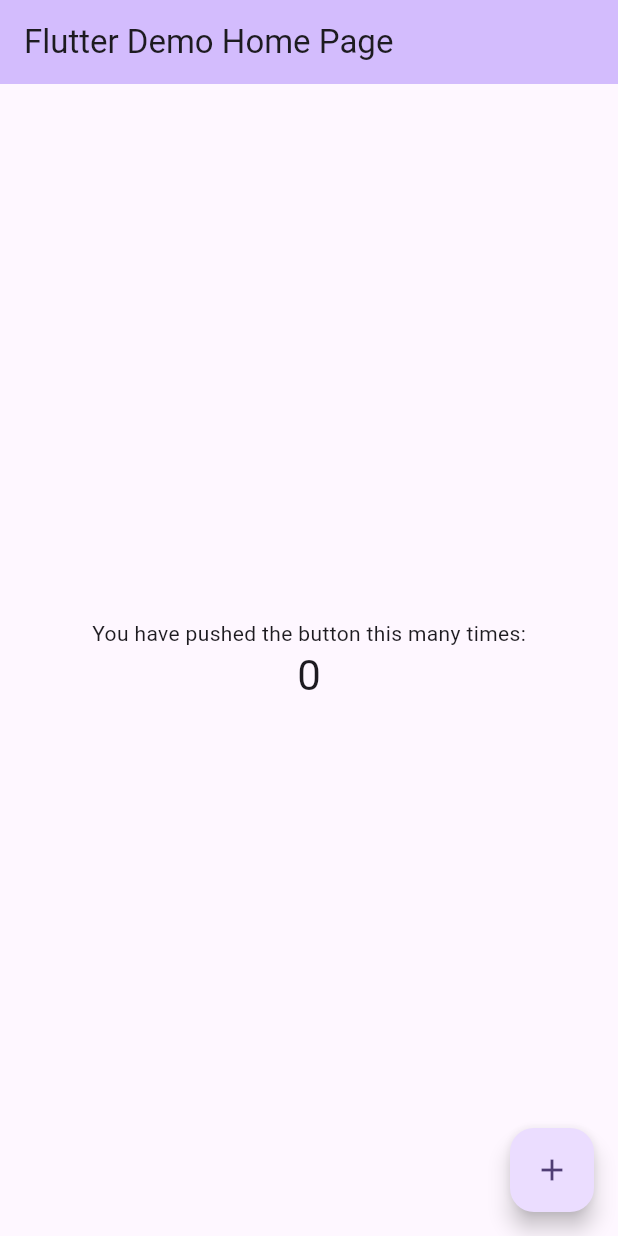
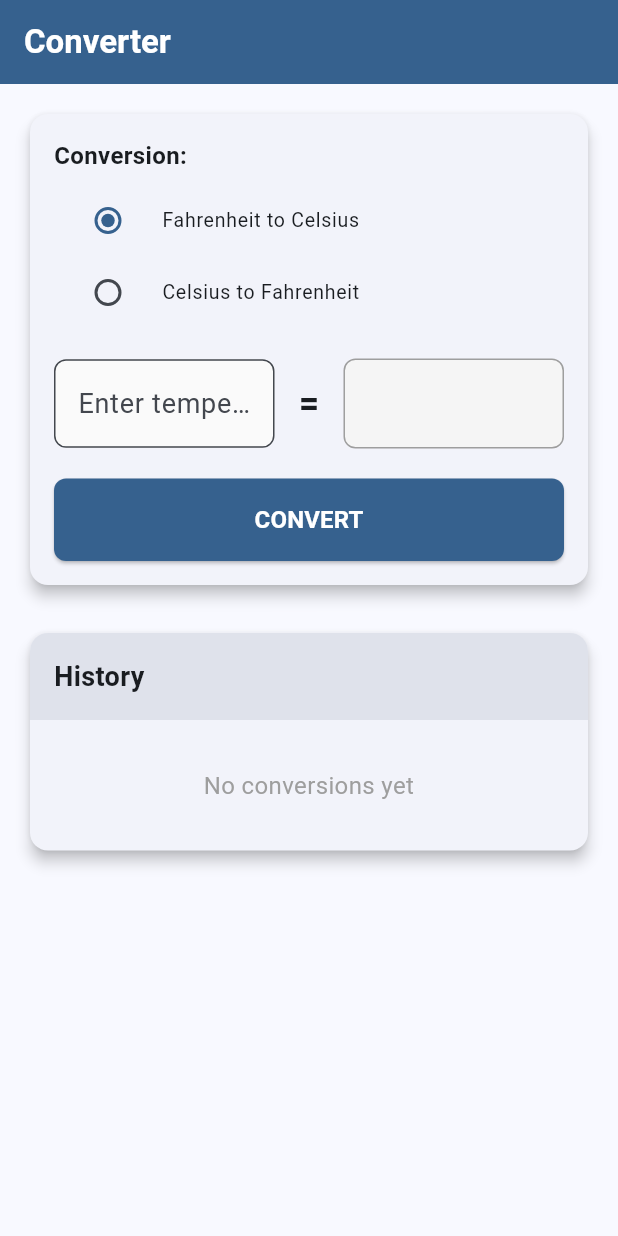
Before and after one commit to josueahadi/temperature_converter, a Flutter app: the screen it shows after launch, on a phone screen of 412 x 824 dp. Run offline on Flutter 3.47's test engine with Material 3 defaults, Android fonts, the phone set to English and light mode, and no system bars.

Commit message:
feat: Implement temperature conversion functionality with history tracking

```diff
--- a/lib/main.dart
+++ b/lib/main.dart
@@ -1,122 +1,25 @@
 import 'package:flutter/material.dart';
+import 'screens/converter_screen.dart';
 
 void main() {
-  runApp(const MyApp());
+  runApp(const TemperatureConverterApp());
 }
 
-class MyApp extends StatelessWidget {
-  const MyApp({super.key});
+/// Main application widget that sets up the MaterialApp
+class TemperatureConverterApp extends StatelessWidget {
+  const TemperatureConverterApp({super.key});
 
-  // This widget is the root of your application.
   @override
   Widget build(BuildContext context) {
     return MaterialApp(
-      title: 'Flutter Demo',
+      title: 'Temperature Converter',
       theme: ThemeData(
-        // This is the theme of your application.
-        //
-        // TRY THIS: Try running your application with "flutter run". You'll see
-        // the application has a purple toolbar. Then, without quitting the app,
-        // try changing the seedColor in the colorScheme below to Colors.green
-        // and then invoke "hot reload" (save your changes or press the "hot
-        // reload" button in a Flutter-supported IDE, or press "r" if you used
-        // the command line to start the app).
-        //
-        // Notice that the counter didn't reset back to zero; the application
-        // state is not lost during the reload. To reset the state, use hot
-        // restart instead.
-        //
-        // This works for code too, not just values: Most code changes can be
-        // tested with just a hot reload.
-        colorScheme: ColorScheme.fromSeed(seedColor: Colors.deepPurple),
+        primarySwatch: Colors.blue,
+        useMaterial3: true,
+        colorScheme: ColorScheme.fromSeed(seedColor: Colors.blue),
       ),
-      home: const MyHomePage(title: 'Flutter Demo Home Page'),
+      home: const ConverterScreen(),
+      debugShowCheckedModeBanner: false,
     );
   }
 }
-
-class MyHomePage extends StatefulWidget {
-  const MyHomePage({super.key, required this.title});
-
-  // This widget is the home page of your application. It is stateful, meaning
-  // that it has a State object (defined below) that contains fields that affect
-  // how it looks.
-
-  // This class is the configuration for the state. It holds the values (in this
-  // case the title) provided by the parent (in this case the App widget) and
-  // used by the build method of the State. Fields in a Widget subclass are
-  // always marked "final".
-
-  final String title;
-
-  @override
-  State<MyHomePage> createState() => _MyHomePageState();
-}
-
-class _MyHomePageState extends State<MyHomePage> {
-  int _counter = 0;
-
-  void _incrementCounter() {
-    setState(() {
-      // This call to setState tells the Flutter framework that something has
-      // changed in this State, which causes it to rerun the build method below
-      // so that the display can reflect the updated values. If we changed
-      // _counter without calling setState(), then the build method would not be
-      // called again, and so nothing would appear to happen.
-      _counter++;
-    });
-  }
-
-  @override
-  Widget build(BuildContext context) {
-    // This method is rerun every time setState is called, for instance as done
-    // by the _incrementCounter method above.
-    //
-    // The Flutter framework has been optimized to make rerunning build methods
-    // fast, so that you can just rebuild anything that needs updating rather
-    // than having to individually change instances of widgets.
-    return Scaffold(
-      appBar: AppBar(
-        // TRY THIS: Try changing the color here to a specific color (to
-        // Colors.amber, perhaps?) and trigger a hot reload to see the AppBar
-        // change color while the other colors stay the same.
-        backgroundColor: Theme.of(context).colorScheme.inversePrimary,
-        // Here we take the value from the MyHomePage object that was created by
-        // the App.build method, and use it to set our appbar title.
-        title: Text(widget.title),
-      ),
-      body: Center(
-        // Center is a layout widget. It takes a single child and positions it
-        // in the middle of the parent.
-        child: Column(
-          // Column is also a layout widget. It takes a list of children and
-          // arranges them vertically. By default, it sizes itself to fit its
-          // children horizontally, and tries to be as tall as its parent.
-          //
-          // Column has various properties to control how it sizes itself and
-          // how it positions its children. Here we use mainAxisAlignment to
-          // center the children vertically; the main axis here is the vertical
-          // axis because Columns are vertical (the cross axis would be
-          // horizontal).
-          //
-          // TRY THIS: Invoke "debug painting" (choose the "Toggle Debug Paint"
-          // action in the IDE, or press "p" in the console), to see the
-          // wireframe for each widget.
-          mainAxisAlignment: MainAxisAlignment.center,
-          children: <Widget>[
-            const Text('You have pushed the button this many times:'),
-            Text(
-              '$_counter',
-              style: Theme.of(context).textTheme.headlineMedium,
-            ),
-          ],
-        ),
-      ),
-      floatingActionButton: FloatingActionButton(
-        onPressed: _incrementCounter,
-        tooltip: 'Increment',
-        child: const Icon(Icons.add),
-      ), // This trailing comma makes auto-formatting nicer for build methods.
-    );
-  }
-}
--- a/lib/models/conversion_history.dart
+++ b/lib/models/conversion_history.dart
@@ -0,0 +1,22 @@
+// Data class to store conversion history entries
+class ConversionHistory {
+  final String type;
+  final double inputValue;
+  final double outputValue;
+
+  ConversionHistory({
+    required this.type,
+    required this.inputValue,
+    required this.outputValue,
+  });
+
+  /// Creates a formatted string representation of the conversion
+  String get formattedConversion {
+    return '$type: ${inputValue.toStringAsFixed(1)} ⇒ ${outputValue.toStringAsFixed(1)}';
+  }
+
+  /// Creates a detailed string representation for result display
+  String get detailedConversion {
+    return '$type: ${inputValue.toStringAsFixed(1)} ⇒ ${outputValue.toStringAsFixed(1)}';
+  }
+}
--- a/lib/screens/converter_screen.dart
+++ b/lib/screens/converter_screen.dart
@@ -0,0 +1,93 @@
+import 'package:flutter/material.dart';
+import '../models/conversion_history.dart';
+import '../widgets/conversion_section.dart';
+import '../widgets/history_section.dart';
+
+/// Main screen containing the temperature converter functionality
+class ConverterScreen extends StatefulWidget {
+  const ConverterScreen({super.key});
+
+  @override
+  State<ConverterScreen> createState() => _ConverterScreenState();
+}
+
+class _ConverterScreenState extends State<ConverterScreen> {
+  final List<ConversionHistory> _history = [];
+
+  /// Adds a new conversion to the history
+  void _addToHistory(ConversionHistory conversion) {
+    setState(() {
+      // Add to history with most recent at the top
+      _history.insert(0, conversion);
+    });
+  }
+
+  /// Clears the conversion history
+  void _clearHistory() {
+    setState(() {
+      _history.clear();
+    });
+  }
+
+  @override
+  Widget build(BuildContext context) {
+    return Scaffold(
+      appBar: AppBar(
+        title: const Text(
+          'Converter',
+          style: TextStyle(color: Colors.white, fontWeight: FontWeight.bold),
+        ),
+        backgroundColor: Theme.of(context).colorScheme.primary,
+        elevation: 2,
+      ),
+      body: OrientationBuilder(
+        builder: (context, orientation) {
+          if (orientation == Orientation.portrait) {
+            return _buildPortraitLayout();
+          } else {
+            return _buildLandscapeLayout();
+          }
+        },
+      ),
+    );
+  }
+
+  /// Builds the portrait orientation layout
+  Widget _buildPortraitLayout() {
+    return SingleChildScrollView(
+      padding: const EdgeInsets.all(16.0),
+      child: Column(
+        crossAxisAlignment: CrossAxisAlignment.stretch,
+        children: [
+          ConversionSection(onConversionComplete: _addToHistory),
+          const SizedBox(height: 24),
+          HistorySection(history: _history, onClearHistory: _clearHistory),
+        ],
+      ),
+    );
+  }
+
+  /// Builds the landscape orientation layout
+  Widget _buildLandscapeLayout() {
+    return Padding(
+      padding: const EdgeInsets.all(16.0),
+      child: Row(
+        crossAxisAlignment: CrossAxisAlignment.start,
+        children: [
+          Expanded(
+            flex: 2,
+            child: ConversionSection(onConversionComplete: _addToHistory),
+          ),
+          const SizedBox(width: 16),
+          Expanded(
+            flex: 1,
+            child: HistorySection(
+              history: _history,
+              onClearHistory: _clearHistory,
+            ),
+          ),
+        ],
+      ),
+    );
+  }
+}
--- a/lib/services/temperature_converter.dart
+++ b/lib/services/temperature_converter.dart
@@ -0,0 +1,39 @@
+// Service class that handles temperature conversion calculations
+class TemperatureConverter {
+  /// Convert Fahrenheit to Celsius using formula: °C = (°F - 32) × 5/9
+  static double fahrenheitToCelsius(double fahrenheit) {
+    return (fahrenheit - 32) * 5 / 9;
+  }
+
+  /// Convert Celsius to Fahrenheit using formula: °F = °C × 9/5 + 32
+  static double celsiusToFahrenheit(double celsius) {
+    return celsius * 9 / 5 + 32;
+  }
+
+  /// Performs conversion based on the specified type
+  /// Returns a tuple of (result, conversionType)
+  static ConversionResult performConversion({
+    required double inputValue,
+    required bool isFahrenheitToCelsius,
+  }) {
+    if (isFahrenheitToCelsius) {
+      return ConversionResult(
+        result: fahrenheitToCelsius(inputValue),
+        conversionType: 'F to C',
+      );
+    } else {
+      return ConversionResult(
+        result: celsiusToFahrenheit(inputValue),
+        conversionType: 'C to F',
+      );
+    }
+  }
+}
+
+/// Data class to hold conversion result and type
+class ConversionResult {
+  final double result;
+  final String conversionType;
+
+  ConversionResult({required this.result, required this.conversionType});
+}
--- a/lib/utils/input_validator.dart
+++ b/lib/utils/input_validator.dart
@@ -0,0 +1,23 @@
+// Utility class for input validation
+class InputValidator {
+  /// Validates temperature input string
+  /// Returns null if valid, error message if invalid
+  static String? validateTemperatureInput(String input) {
+    if (input.trim().isEmpty) {
+      return 'Please enter a temperature value';
+    }
+
+    final double? value = double.tryParse(input.trim());
+    if (value == null) {
+      return 'Please enter a valid number';
+    }
+
+    return null;
+  }
+
+  /// Parses temperature input string to double
+  /// Returns null if parsing fails
+  static double? parseTemperature(String input) {
+    return double.tryParse(input.trim());
+  }
+}
--- /dev/null
+++ b/lib/widgets/conversion_section.dart
@@ -0,0 +1,237 @@
+import 'package:flutter/material.dart';
+import 'package:flutter/services.dart';
+import '../models/conversion_history.dart';
+import '../services/temperature_converter.dart';
+import '../utils/input_validator.dart';
+
+/// Widget that handles the main conversion functionality
+class ConversionSection extends StatefulWidget {
+  final Function(ConversionHistory) onConversionComplete;
+
+  const ConversionSection({super.key, required this.onConversionComplete});
+
+  @override
+  State<ConversionSection> createState() => _ConversionSectionState();
+}
+
+class _ConversionSectionState extends State<ConversionSection> {
+  final TextEditingController _temperatureController = TextEditingController();
+  bool _isFahrenheitToCelsius = true;
+  double? _convertedValue;
+
+  @override
+  void dispose() {
+    _temperatureController.dispose();
+    super.dispose();
+  }
+
+  /// Performs temperature conversion and updates state
+  void _performConversion() {
+    final String inputText = _temperatureController.text.trim();
+
+    // Validate input
+    final String? validationError = InputValidator.validateTemperatureInput(
+      inputText,
+    );
+    if (validationError != null) {
+      _showErrorDialog(validationError);
+      return;
+    }
+
+    final double inputValue = InputValidator.parseTemperature(inputText)!;
+
+    // Perform conversion
+    final ConversionResult result = TemperatureConverter.performConversion(
+      inputValue: inputValue,
+      isFahrenheitToCelsius: _isFahrenheitToCelsius,
+    );
+
+    setState(() {
+      _convertedValue = result.result;
+    });
+
+    // Add to history
+    final ConversionHistory historyEntry = ConversionHistory(
+      type: result.conversionType,
+      inputValue: inputValue,
+      outputValue: result.result,
+    );
+
+    widget.onConversionComplete(historyEntry);
+  }
+
+  /// Shows error dialog for validation failures
+  void _showErrorDialog(String message) {
+    showDialog(
+      context: context,
+      builder: (BuildContext context) {
+        return AlertDialog(
+          title: const Text('Invalid Input'),
+          content: Text(message),
+          actions: [
+            TextButton(
+              onPressed: () => Navigator.of(context).pop(),
+              child: const Text('OK'),
+            ),
+          ],
+        );
+      },
+    );
+  }
+
+  @override
+  Widget build(BuildContext context) {
+    return Card(
+      elevation: 4,
+      shape: RoundedRectangleBorder(borderRadius: BorderRadius.circular(12)),
+      child: Padding(
+        padding: const EdgeInsets.all(16.0),
+        child: Column(
+          crossAxisAlignment: CrossAxisAlignment.stretch,
+          children: [
+            _buildConversionTypeSelection(),
+            const SizedBox(height: 20),
+            _buildTemperatureInputSection(),
+            const SizedBox(height: 20),
+            _buildConvertButton(),
+            if (_convertedValue != null) ...[
+              const SizedBox(height: 20),
+              _buildResultDisplay(),
+            ],
+          ],
+        ),
+      ),
+    );
+  }
+
+  /// Builds the conversion type selection radio buttons
+  Widget _buildConversionTypeSelection() {
+    return Column(
+      crossAxisAlignment: CrossAxisAlignment.start,
+      children: [
+        const Text(
+          'Conversion:',
+          style: TextStyle(fontSize: 16, fontWeight: FontWeight.w600),
+        ),
+        const SizedBox(height: 8),
+        RadioListTile<bool>(
+          title: const Text('Fahrenheit to Celsius'),
+          value: true,
+          groupValue: _isFahrenheitToCelsius,
+          onChanged: (bool? value) {
+            setState(() {
+              _isFahrenheitToCelsius = value ?? true;
+              _convertedValue = null;
+            });
+          },
+          dense: true,
+        ),
+        RadioListTile<bool>(
+          title: const Text('Celsius to Fahrenheit'),
+          value: false,
+          groupValue: _isFahrenheitToCelsius,
+          onChanged: (bool? value) {
+            setState(() {
+              _isFahrenheitToCelsius = value ?? true;
+              _convertedValue = null;
+            });
+          },
+          dense: true,
+        ),
+      ],
+    );
+  }
+
+  /// Builds the temperature input section with equals sign
+  Widget _buildTemperatureInputSection() {
+    return Row(
+      children: [
+        Expanded(
+          child: TextField(
+            controller: _temperatureController,
+            keyboardType: const TextInputType.numberWithOptions(decimal: true),
+            inputFormatters: [
+              FilteringTextInputFormatter.allow(RegExp(r'^-?\d*\.?\d*')),
+            ],
+            decoration: InputDecoration(
+              hintText: 'Enter temperature',
+              border: OutlineInputBorder(
+                borderRadius: BorderRadius.circular(8),
+              ),
+              filled: true,
+              fillColor: Colors.grey[50],
+            ),
+            style: const TextStyle(fontSize: 18),
+          ),
+        ),
+        const Padding(
+          padding: EdgeInsets.symmetric(horizontal: 16),
+          child: Text(
+            '=',
+            style: TextStyle(fontSize: 24, fontWeight: FontWeight.bold),
+          ),
+        ),
+        Expanded(
+          child: Container(
+            padding: const EdgeInsets.all(16),
+            decoration: BoxDecoration(
+              border: Border.all(color: Colors.grey),
+              borderRadius: BorderRadius.circular(8),
+              color: Colors.grey[100],
+            ),
+            child: Text(
+              _convertedValue?.toStringAsFixed(2) ?? '',
+              style: const TextStyle(fontSize: 18, fontWeight: FontWeight.w500),
+              textAlign: TextAlign.center,
+            ),
+          ),
+        ),
+      ],
+    );
+  }
+
+  /// Builds the convert button
+  Widget _buildConvertButton() {
+    return ElevatedButton(
+      onPressed: _performConversion,
+      style: ElevatedButton.styleFrom(
+        padding: const EdgeInsets.symmetric(vertical: 16),
+        shape: RoundedRectangleBorder(borderRadius: BorderRadius.circular(8)),
+        backgroundColor: Theme.of(context).colorScheme.primary,
+        foregroundColor: Colors.white,
+      ),
+      child: const Text(
+        'CONVERT',
+        style: TextStyle(fontSize: 16, fontWeight: FontWeight.bold),
+      ),
+    );
+  }
+
+  /// Builds the result display section
+  Widget _buildResultDisplay() {
+    if (_convertedValue == null) return const SizedBox.shrink();
+
+    final inputValue =
+        InputValidator.parseTemperature(_temperatureController.text) ?? 0;
+    final conversionText = _isFahrenheitToCelsius
+        ? 'F to C: ${inputValue.toStringAsFixed(1)} ⇒ ${_convertedValue!.toStringAsFixed(1)}'
+        : 'C to F: ${inputValue.toStringAsFixed(1)} ⇒ ${_convertedValue!.toStringAsFixed(1)}';
+
+    return Container(
+      padding: const EdgeInsets.all(12),
+      decoration: BoxDecoration(
+        color: Theme.of(context).colorScheme.primaryContainer,
+        borderRadius: BorderRadius.circular(8),
+      ),
+      child: Text(
+        conversionText,
+        style: TextStyle(
+          fontSize: 16,
+          fontWeight: FontWeight.w600,
+          color: Theme.of(context).colorScheme.onPrimaryContainer,
+        ),
+        textAlign: TextAlign.center,
+      ),
+    );
+  }
+}
--- /dev/null
+++ b/lib/widgets/history_section.dart
@@ -0,0 +1,85 @@
+import 'package:flutter/material.dart';
+import '../models/conversion_history.dart';
+
+/// Widget that displays the conversion history
+class HistorySection extends StatelessWidget {
+  final List<ConversionHistory> history;
+  final VoidCallback onClearHistory;
+
+  const HistorySection({
+    super.key,
+    required this.history,
+    required this.onClearHistory,
+  });
+
+  @override
+  Widget build(BuildContext context) {
+    return Card(
+      elevation: 4,
+      shape: RoundedRectangleBorder(borderRadius: BorderRadius.circular(12)),
+      child: Column(
+        crossAxisAlignment: CrossAxisAlignment.stretch,
+        children: [_buildHeader(context), _buildHistoryList()],
+      ),
+    );
+  }
+
+  /// Builds the history section header with clear button
+  Widget _buildHeader(BuildContext context) {
+    return Container(
+      padding: const EdgeInsets.all(16),
+      decoration: BoxDecoration(
+        color: Theme.of(context).colorScheme.surfaceVariant,
+        borderRadius: const BorderRadius.only(
+          topLeft: Radius.circular(12),
+          topRight: Radius.circular(12),
+        ),
+      ),
+      child: Row(
+        mainAxisAlignment: MainAxisAlignment.spaceBetween,
+        children: [
+          const Text(
+            'History',
+            style: TextStyle(fontSize: 18, fontWeight: FontWeight.bold),
+          ),
+          if (history.isNotEmpty)
+            TextButton(onPressed: onClearHistory, child: const Text('Clear')),
+        ],
+      ),
+    );
+  }
+
+  /// Builds the scrollable history list
+  Widget _buildHistoryList() {
+    return Container(
+      constraints: const BoxConstraints(maxHeight: 300),
+      child: history.isEmpty
+          ? const Padding(
+              padding: EdgeInsets.all(32),
+              child: Text(
+                'No conversions yet',
+                textAlign: TextAlign.center,
+                style: TextStyle(color: Colors.grey, fontSize: 16),
+              ),
+            )
+          : ListView.separated(
+              shrinkWrap: true,
+              itemCount: history.length,
+              separatorBuilder: (context, index) => const Divider(height: 1),
+              itemBuilder: (context, index) {
+                final conversion = history[index];
+                return ListTile(
+                  dense: true,
+                  title: Text(
+                    conversion.formattedConversion,
+                    style: const TextStyle(
+                      fontSize: 14,
+                      fontFamily: 'monospace',
+                    ),
+                  ),
+                );
+              },
+            ),
+    );
+  }
+}
```
